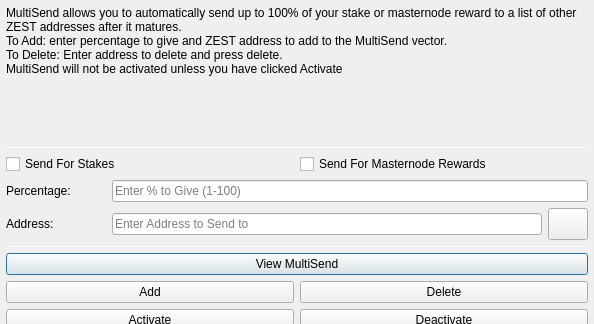
Old version of the form src/qt/forms/multisenddialog.ui in the repository zestfoundation/ZestCoin; both pictures show x 0 to 594 and y 0 to 324 of the 594 by 523 pixel window.
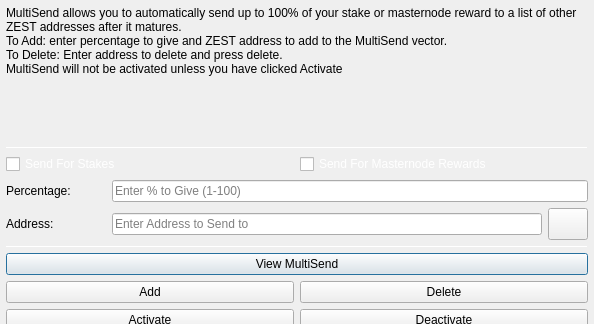
New version of the form. Icons and pictures are not drawn.

Patch:
```diff
--- a/src/qt/forms/multisenddialog.ui
+++ b/src/qt/forms/multisenddialog.ui
@@ -75,6 +75,9 @@
         <layout class="QHBoxLayout" name="horizontalLayout">
          <item>
           <widget class="QCheckBox" name="multiSendStakeCheckBox">
+           <property name="styleSheet">
+            <string notr="true">color:white;</string>
+           </property>
            <property name="text">
             <string>Send For Stakes</string>
            </property>
@@ -82,6 +85,9 @@
          </item>
          <item>
           <widget class="QCheckBox" name="multiSendMasternodeCheckBox">
+           <property name="styleSheet">
+            <string notr="true">color:white;</string>
+           </property>
            <property name="text">
             <string>Send For Masternode Rewards</string>
            </property>
```
